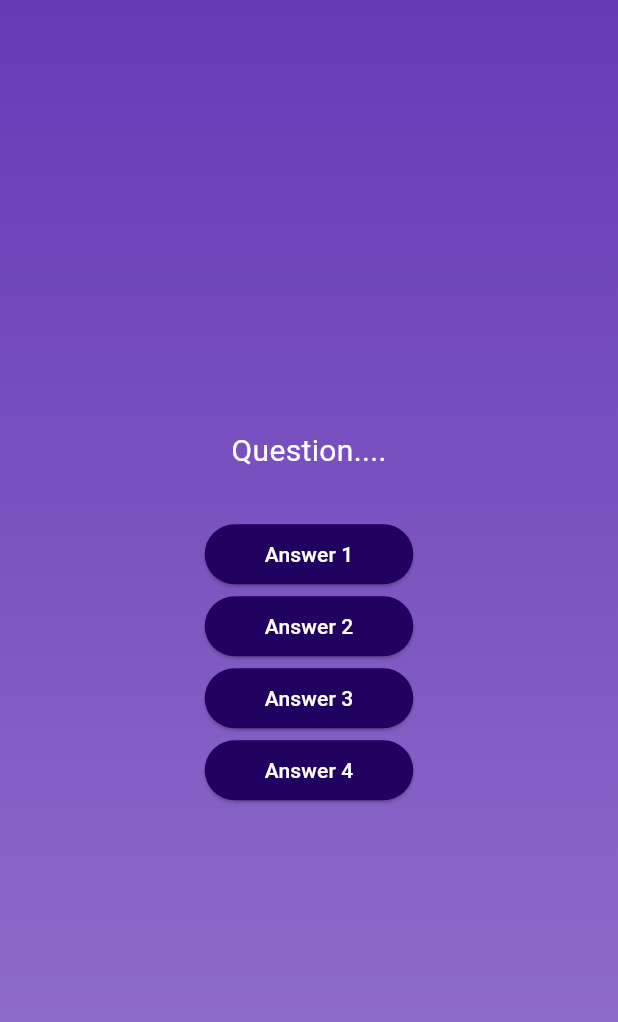
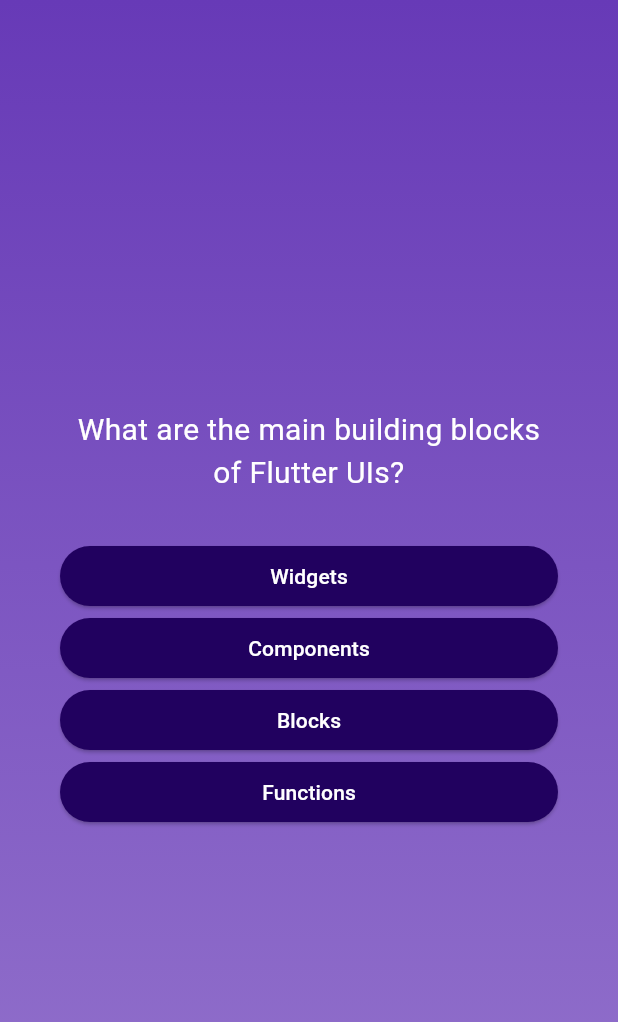
Before and after one commit to alifrizqullahmaruf/Quiz-App-Flutter, a Flutter app: the screen it shows after launch, after a tap on "Start Quiz", on a phone screen of 412 x 824 dp. Shown: the top 1022 px of the screen. Run offline on Flutter 3.47's test engine with Material 3 defaults, Android fonts, the phone set to English and light mode, and no system bars.

Commit message:
Acces list data and put it in widget

```diff
--- a/lib/models/answer_button.dart
+++ b/lib/models/answer_button.dart
@@ -1,8 +1,13 @@
 import 'package:flutter/material.dart';
 
 class AnswerButton extends StatelessWidget {
-  const AnswerButton( {super.key, required this.answerText, required this.onTap,});
+  const AnswerButton({
+    super.key,
+    required this.answerText,
+    required this.onTap,
+  });
 
+  // variabel
   final String answerText;
   final void Function() onTap;
 
@@ -11,11 +16,14 @@ class AnswerButton extends StatelessWidget {
     return ElevatedButton(
       onPressed: onTap,
       style: ElevatedButton.styleFrom(
-        padding: const EdgeInsets.symmetric(horizontal: 40, vertical: 10),
-        backgroundColor: const Color.fromARGB(255, 33, 1, 95),
-        foregroundColor: Colors.white,
-        shape: RoundedRectangleBorder(borderRadius: BorderRadius.circular(20),)
-      ),
+          padding: const EdgeInsets.symmetric(horizontal: 40, vertical: 10),
+          backgroundColor: const Color.fromARGB(255, 33, 1, 95),
+          // warna teksnya
+          foregroundColor: Colors.white,
+          // Bordernya boss
+          shape: RoundedRectangleBorder(
+            borderRadius: BorderRadius.circular(20),
+          )),
       child: Text(answerText),
     );
   }
--- a/lib/question_screen.dart
+++ b/lib/question_screen.dart
@@ -1,4 +1,5 @@
 import 'package:flutter/material.dart';
+import 'package:second_app/data/questions.dart';
 import 'package:second_app/models/answer_button.dart';
 
 class QuestionScreen extends StatefulWidget {
@@ -9,28 +10,33 @@ class QuestionScreen extends StatefulWidget {
 }
 
 class _QuestionScreenState extends State<QuestionScreen> {
+  final currentQuestion = questions[0];
   @override
   Widget build(BuildContext context) {
     return SizedBox(
       width: double.infinity,
+      child: Container(
+        margin: const EdgeInsets.all(40),
         child: Column(
           mainAxisAlignment: MainAxisAlignment.center,
+          crossAxisAlignment: CrossAxisAlignment.stretch,
           children: [
-          const Text(
-            "Question....",
-            style: TextStyle(
+            Text(
+              currentQuestion.text,
+              style: const TextStyle(
                 color: Colors.white,
                 fontSize: 20,
               ),
+              textAlign: TextAlign.center,
             ),
             const SizedBox(
               height: 30,
             ),
-          AnswerButton(answerText: 'Answer 1', onTap: () {}),
-          AnswerButton(answerText: 'Answer 2', onTap: () {}),
-          AnswerButton(answerText: 'Answer 3', onTap: () {}),
-          AnswerButton(answerText: 'Answer 4', onTap: () {}),
+            ...currentQuestion.answers.map((answer){
+              return AnswerButton(answerText: answer, onTap: (){});
+            }),
           ],
+        ),
       ),
     );
   }
```
Lines whose indentation alone changed are shown as unchanged.
